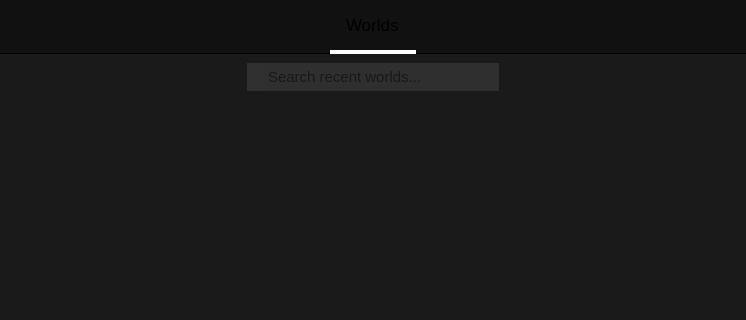
Above: src/widgets/projectmanager.ui from jahshaka/Studio before the change; both pictures show x 0 to 746 and y 0 to 320 of the 746 by 503 pixel window. Below: the same form after it.
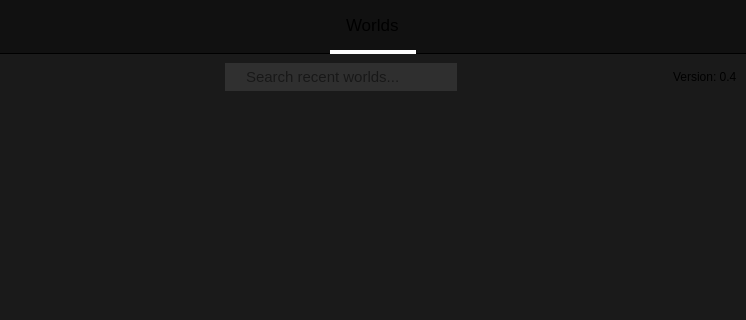
That is the form after the change. Icons and pictures are not drawn.

```diff
--- a/src/widgets/projectmanager.ui
+++ b/src/widgets/projectmanager.ui
@@ -398,6 +398,13 @@
           </property>
          </spacer>
         </item>
+        <item>
+         <widget class="QLabel" name="label_3">
+          <property name="text">
+           <string>Version: 0.4</string>
+          </property>
+         </widget>
+        </item>
        </layout>
       </widget>
      </item>
```
